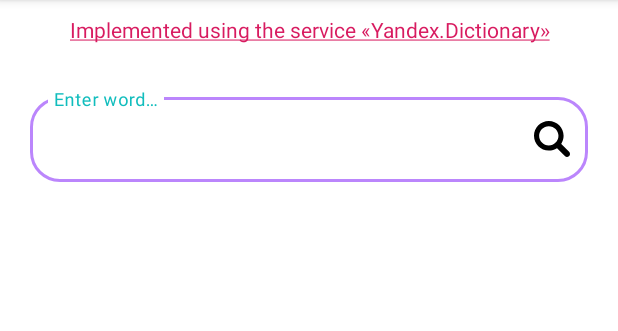
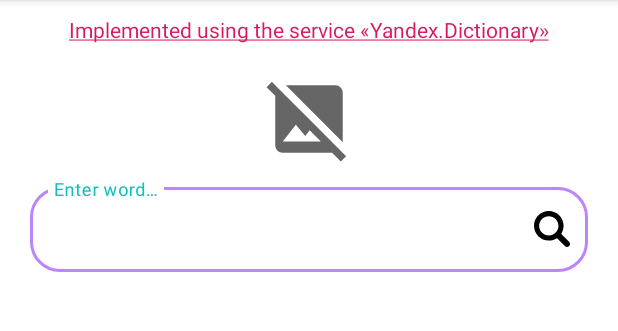
Before and after one commit to agaperra/prof_dev, an Android app: the screen it shows after launch (MainActivity), on a phone screen of 412 x 824 dp, the part 84-415 px from its top. Run offline under Robolectric (Android 15) with nearby library versions, the phone set to English and light mode, and no system bars; our stand-ins replace Picasso, Room's generated code; pictures from the network do not load.

```diff
--- a/app/build.gradle
+++ b/app/build.gradle
@@ -57,6 +57,9 @@ dependencies {
     // Design
     implementation 'com.google.android.material:material:1.4.0'
 
+    // Picasso
+    implementation 'com.squareup.picasso:picasso:2.5.2'
+
     // Kotlin
     implementation 'androidx.core:core-ktx:1.6.0'
     implementation 'org.jetbrains.kotlin:kotlin-stdlib-jdk7:1.5.10'
--- a/app/src/main/java/com/agaperra/professionaldevelopment/ui/activity/MainActivity.kt
+++ b/app/src/main/java/com/agaperra/professionaldevelopment/ui/activity/MainActivity.kt
@@ -4,12 +4,14 @@ import android.os.Bundle
 import android.text.method.LinkMovementMethod
 import android.view.inputmethod.InputMethodManager
 import androidx.recyclerview.widget.LinearLayoutManager
+import com.agaperra.professionaldevelopment.R
 import com.agaperra.professionaldevelopment.data.state.AppState
 import com.agaperra.professionaldevelopment.databinding.ActivityMainBinding
 import com.agaperra.professionaldevelopment.ui.adapter.MainAdapter
 import com.agaperra.professionaldevelopment.ui.base.BaseActivity
 import com.agaperra.professionaldevelopment.utils.Extensions.hide
 import com.agaperra.professionaldevelopment.utils.Extensions.show
+import com.squareup.picasso.Picasso
 import org.koin.androidx.viewmodel.ext.android.viewModel
 
 
@@ -26,7 +28,9 @@ class MainActivity : BaseActivity<AppState, MainInteractor>() {
         binding = ActivityMainBinding.inflate(layoutInflater).also { setContentView(it.root) }
         val mLink = binding.yandex
         mLink.movementMethod = LinkMovementMethod.getInstance()
-
+        Picasso.with(applicationContext).load("https://octavian48.ru/upload/iblock/df4/df4f7ad6adc88e74fadd6c26c3fe2ce1.png")
+            .placeholder(R.drawable.ic_baseline_image_not_supported_24).fit().centerInside()
+            .into(binding.ivYandex)
         initialize()
         setupListeners()
     }
--- /dev/null
+++ b/app/src/main/res/drawable/ic_baseline_image_not_supported_24.xml
@@ -0,0 +1,10 @@
+<vector xmlns:android="http://schemas.android.com/apk/res/android"
+    android:width="24dp"
+    android:height="24dp"
+    android:viewportWidth="24"
+    android:viewportHeight="24"
+    android:tint="?attr/colorControlNormal">
+  <path
+      android:fillColor="@android:color/black"
+      android:pathData="M21.9,21.9l-8.49,-8.49l0,0L3.59,3.59l0,0L2.1,2.1L0.69,3.51L3,5.83V19c0,1.1 0.9,2 2,2h13.17l2.31,2.31L21.9,21.9zM5,18l3.5,-4.5l2.5,3.01L12.17,15l3,3H5zM21,18.17L5.83,3H19c1.1,0 2,0.9 2,2V18.17z"/>
+</vector>
--- a/app/src/main/res/layout/activity_main.xml
+++ b/app/src/main/res/layout/activity_main.xml
@@ -13,16 +13,23 @@
 
         <com.google.android.material.textview.MaterialTextView
             android:id="@+id/yandex"
-            android:layout_width="match_parent"
+            android:layout_width="wrap_content"
             android:layout_height="wrap_content"
             android:layout_marginHorizontal="20dp"
             android:layout_marginTop="10dp"
-            android:layout_marginBottom="10dp"
-            android:gravity="center"
             android:text="@string/yandex"
-            app:layout_constraintEnd_toEndOf="parent"
-            app:layout_constraintStart_toStartOf="parent"
+            app:layout_constraintEnd_toEndOf="@+id/tilSearchLayout"
+            app:layout_constraintStart_toStartOf="@+id/tilSearchLayout"
             app:layout_constraintTop_toTopOf="parent" />
+
+        <ImageView
+            android:id="@+id/ivYandex"
+            android:layout_width="match_parent"
+            android:layout_height="60dp"
+            android:layout_margin="20dp"
+            app:layout_constraintEnd_toEndOf="@+id/yandex"
+            app:layout_constraintStart_toStartOf="@+id/yandex"
+            app:layout_constraintTop_toBottomOf="@+id/yandex" />
 
         <com.google.android.material.textfield.TextInputLayout
             android:id="@+id/tilSearchLayout"
@@ -30,7 +37,7 @@
             android:layout_width="match_parent"
             android:layout_height="wrap_content"
             android:layout_marginHorizontal="20dp"
-            android:layout_marginTop="30dp"
+            android:layout_marginTop="10dp"
             app:boxCornerRadiusBottomEnd="20dp"
             app:boxCornerRadiusBottomStart="20dp"
             app:boxCornerRadiusTopEnd="20dp"
@@ -42,7 +49,7 @@
             app:endIconTint="@color/black"
             app:layout_constraintEnd_toEndOf="parent"
             app:layout_constraintStart_toStartOf="parent"
-            app:layout_constraintTop_toBottomOf="@id/yandex">
+            app:layout_constraintTop_toBottomOf="@id/ivYandex">
 
             <com.google.android.material.textfield.TextInputEditText
                 android:id="@+id/tieSearchView"
```
